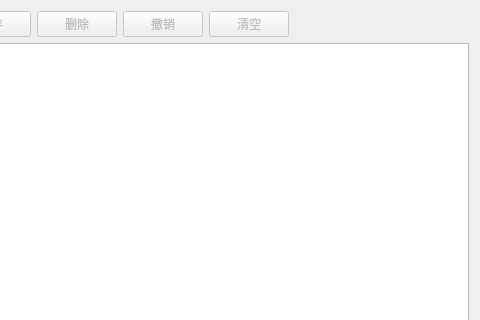
Before: the Qt Designer form src/app/view/businessform/algorithmparadelegate.ui in nealwang123/template2, drawn with Qt 5; both pictures show x 146 to 626 and y 0 to 320 of the 626 by 553 pixel window.
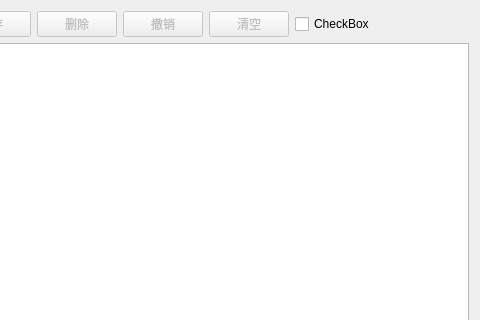
After: the same form once the commit is applied. Icons and pictures are not drawn.

```diff
--- a/src/app/view/businessform/algorithmparadelegate.ui
+++ b/src/app/view/businessform/algorithmparadelegate.ui
@@ -159,6 +159,13 @@
         </property>
        </widget>
       </item>
+      <item>
+       <widget class="QCheckBox" name="checkBox">
+        <property name="text">
+         <string>CheckBox</string>
+        </property>
+       </widget>
+      </item>
       <item>
        <spacer name="horizontalSpacer">
         <property name="orientation">
```
